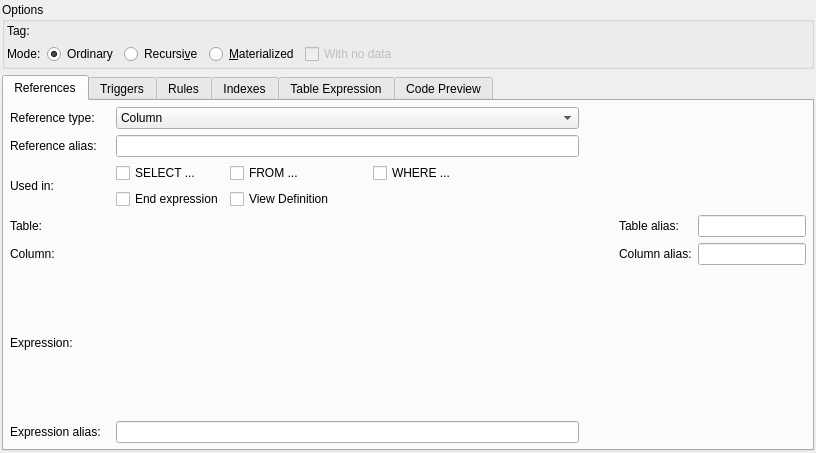
This is libpgmodeler_ui/ui/viewwidget.ui in pgmodeler/pgmodeler as Qt 5 draws it before an edit. The edited form follows.
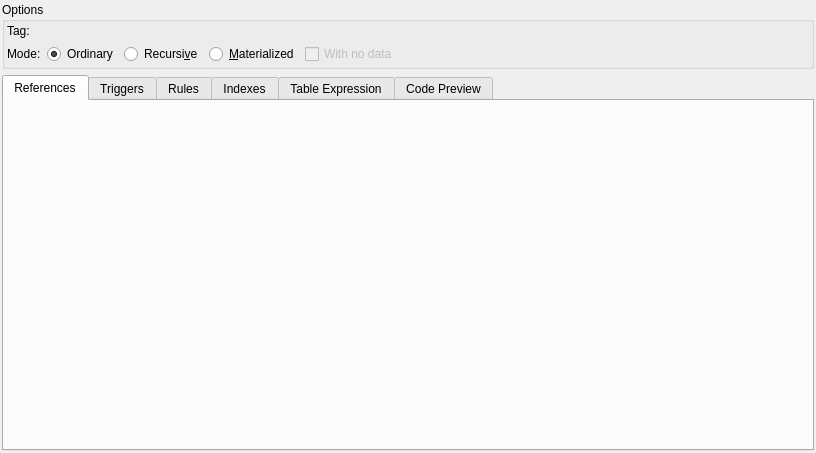
This is the edited form.

Commit message:
Refactored the view editing dialog by moving the references handling form to a dedicated modal dialog
Minor fix in HintTextWidget to stay on top of all widget when being
displayed

What changed in the file:
```diff
--- a/libpgmodeler_ui/ui/viewwidget.ui
+++ b/libpgmodeler_ui/ui/viewwidget.ui
@@ -32,326 +32,6 @@
       <attribute name="title">
        <string>References</string>
       </attribute>
-      <layout class="QGridLayout" name="referencias_grid">
-       <property name="leftMargin">
-        <number>6</number>
-       </property>
-       <property name="topMargin">
-        <number>6</number>
-       </property>
-       <property name="rightMargin">
-        <number>6</number>
-       </property>
-       <property name="bottomMargin">
-        <number>6</number>
-       </property>
-       <property name="spacing">
-        <number>6</number>
-       </property>
-       <item row="1" column="0">
-        <widget class="QLabel" name="ref_alias_lbl">
-         <property name="minimumSize">
-          <size>
-           <width>100</width>
-           <height>0</height>
-          </size>
-         </property>
-         <property name="text">
-          <string>Reference alias:</string>
-         </property>
-        </widget>
-       </item>
-       <item row="1" column="1">
-        <widget class="QLineEdit" name="ref_alias_edt">
-         <property name="sizePolicy">
-          <sizepolicy hsizetype="Expanding" vsizetype="Fixed">
-           <horstretch>0</horstretch>
-           <verstretch>0</verstretch>
-          </sizepolicy>
-         </property>
-         <property name="minimumSize">
-          <size>
-           <width>0</width>
-           <height>0</height>
-          </size>
-         </property>
-         <property name="maximumSize">
-          <size>
-           <width>16777215</width>
-           <height>16777215</height>
-          </size>
-         </property>
-         <property name="statusTip">
-          <string>This is a more friendly name for the object. When displaying the model in compact view this is the name shown for the object instead of its real name. If this field is empty the real name will be displayed anyway.</string>
-         </property>
-         <property name="text">
-          <string/>
-         </property>
-        </widget>
-       </item>
-       <item row="0" column="0">
-        <widget class="QLabel" name="ref_type_lbl">
-         <property name="minimumSize">
-          <size>
-           <width>100</width>
-           <height>0</height>
-          </size>
-         </property>
-         <property name="text">
-          <string>Reference type:</string>
-         </property>
-        </widget>
-       </item>
-       <item row="4" column="5">
-        <widget class="QLineEdit" name="col_alias_edt">
-         <property name="sizePolicy">
-          <sizepolicy hsizetype="Preferred" vsizetype="Fixed">
-           <horstretch>0</horstretch>
-           <verstretch>0</verstretch>
-          </sizepolicy>
-         </property>
-        </widget>
-       </item>
-       <item row="5" column="0">
-        <widget class="QLabel" name="expression_lbl">
-         <property name="text">
-          <string>Expression:</string>
-         </property>
-        </widget>
-       </item>
-       <item row="6" column="0">
-        <widget class="QLabel" name="expr_alias_lbl">
-         <property name="sizePolicy">
-          <sizepolicy hsizetype="Fixed" vsizetype="Preferred">
-           <horstretch>0</horstretch>
-           <verstretch>0</verstretch>
-          </sizepolicy>
-         </property>
-         <property name="text">
-          <string>Expression alias:</string>
-         </property>
-        </widget>
-       </item>
-       <item row="6" column="1">
-        <widget class="QLineEdit" name="expr_alias_edt">
-         <property name="sizePolicy">
-          <sizepolicy hsizetype="Preferred" vsizetype="Fixed">
-           <horstretch>0</horstretch>
-           <verstretch>0</verstretch>
-          </sizepolicy>
-         </property>
-        </widget>
-       </item>
-       <item row="2" column="1" colspan="5">
-        <layout class="QGridLayout" name="gridLayout">
-         <item row="0" column="0">
-          <widget class="QCheckBox" name="select_from_chk">
-           <property name="sizePolicy">
-            <sizepolicy hsizetype="Preferred" vsizetype="Fixed">
-             <horstretch>0</horstretch>
-             <verstretch>0</verstretch>
-            </sizepolicy>
-           </property>
-           <property name="toolTip">
-            <string>The element will be used as part of the SELECT statement to retrieve columns or expressions that will compose the view's columns</string>
-           </property>
-           <property name="text">
-            <string>SELECT ...</string>
-           </property>
-          </widget>
-         </item>
-         <item row="0" column="2">
-          <widget class="QCheckBox" name="after_where_chk">
-           <property name="sizePolicy">
-            <sizepolicy hsizetype="Preferred" vsizetype="Fixed">
-             <horstretch>0</horstretch>
-             <verstretch>0</verstretch>
-            </sizepolicy>
-           </property>
-           <property name="toolTip">
-            <string>The element will be used as part of the WHERE clause in form of conditional expression</string>
-           </property>
-           <property name="text">
-            <string>WHERE ...</string>
-           </property>
-          </widget>
-         </item>
-         <item row="0" column="1">
-          <widget class="QCheckBox" name="from_where_chk">
-           <property name="sizePolicy">
-            <sizepolicy hsizetype="Preferred" vsizetype="Fixed">
-             <horstretch>0</horstretch>
-             <verstretch>0</verstretch>
-            </sizepolicy>
-           </property>
-           <property name="minimumSize">
-            <size>
-             <width>137</width>
-             <height>0</height>
-            </size>
-           </property>
-           <property name="toolTip">
-            <string>The element is used in the FROM portion of the command in order to reference tables or construct JOIN statements</string>
-           </property>
-           <property name="text">
-            <string>FROM ...</string>
-           </property>
-          </widget>
-         </item>
-         <item row="1" column="1" colspan="2">
-          <widget class="QCheckBox" name="view_def_chk">
-           <property name="sizePolicy">
-            <sizepolicy hsizetype="Preferred" vsizetype="Fixed">
-             <horstretch>0</horstretch>
-             <verstretch>0</verstretch>
-            </sizepolicy>
-           </property>
-           <property name="toolTip">
-            <string>The element's expression is used exclusively as the view's definition</string>
-           </property>
-           <property name="text">
-            <string>View Definition</string>
-           </property>
-          </widget>
-         </item>
-         <item row="1" column="0">
-          <widget class="QCheckBox" name="end_expr_chk">
-           <property name="sizePolicy">
-            <sizepolicy hsizetype="Preferred" vsizetype="Fixed">
-             <horstretch>0</horstretch>
-             <verstretch>0</verstretch>
-            </sizepolicy>
-           </property>
-           <property name="toolTip">
-            <string>The element will be appended to the very end of the view's definition. This is useful when using GROUP BY/HAVING statements</string>
-           </property>
-           <property name="text">
-            <string>End expression</string>
-           </property>
-          </widget>
-         </item>
-         <item row="0" column="3">
-          <spacer name="horizontalSpacer_2">
-           <property name="orientation">
-            <enum>Qt::Horizontal</enum>
-           </property>
-           <property name="sizeHint" stdset="0">
-            <size>
-             <width>40</width>
-             <height>20</height>
-            </size>
-           </property>
-          </spacer>
-         </item>
-        </layout>
-       </item>
-       <item row="0" column="1">
-        <widget class="QComboBox" name="ref_type_cmb">
-         <item>
-          <property name="text">
-           <string>Column</string>
-          </property>
-         </item>
-         <item>
-          <property name="text">
-           <string>Expression</string>
-          </property>
-         </item>
-        </widget>
-       </item>
-       <item row="2" column="0">
-        <widget class="QLabel" name="used_in_lbl">
-         <property name="text">
-          <string>Used in:</string>
-         </property>
-        </widget>
-       </item>
-       <item row="3" column="0">
-        <widget class="QLabel" name="table_lbl">
-         <property name="text">
-          <string>Table:</string>
-         </property>
-        </widget>
-       </item>
-       <item row="3" column="4">
-        <widget class="QLabel" name="tab_alias_lbl">
-         <property name="sizePolicy">
-          <sizepolicy hsizetype="Fixed" vsizetype="Preferred">
-           <horstretch>0</horstretch>
-           <verstretch>0</verstretch>
-          </sizepolicy>
-         </property>
-         <property name="text">
-          <string>Table alias:</string>
-         </property>
-        </widget>
-       </item>
-       <item row="3" column="5">
-        <widget class="QLineEdit" name="tab_alias_edt">
-         <property name="sizePolicy">
-          <sizepolicy hsizetype="Preferred" vsizetype="Fixed">
-           <horstretch>0</horstretch>
-           <verstretch>0</verstretch>
-          </sizepolicy>
-         </property>
-        </widget>
-       </item>
-       <item row="4" column="0">
-        <widget class="QLabel" name="column_lbl">
-         <property name="text">
-          <string>Column:</string>
-         </property>
-        </widget>
-       </item>
-       <item row="4" column="4">
-        <widget class="QLabel" name="col_alias_lbl">
-         <property name="sizePolicy">
-          <sizepolicy hsizetype="Fixed" vsizetype="Preferred">
-           <horstretch>0</horstretch>
-           <verstretch>0</verstretch>
-          </sizepolicy>
-         </property>
-         <property name="text">
-          <string>Column alias:</string>
-         </property>
-        </widget>
-       </item>
-       <item row="1" column="2">
-        <widget class="QWidget" name="ref_alias_hint" native="true">
-         <property name="sizePolicy">
-          <sizepolicy hsizetype="Fixed" vsizetype="Fixed">
-           <horstretch>0</horstretch>
-           <verstretch>0</verstretch>
-          </sizepolicy>
-         </property>
-         <property name="minimumSize">
-          <size>
-           <width>22</width>
-           <height>22</height>
-          </size>
-         </property>
-         <property name="maximumSize">
-          <size>
-           <width>22</width>
-           <height>22</height>
-          </size>
-         </property>
-        </widget>
-       </item>
-       <item row="0" column="2" colspan="4">
-        <spacer name="horizontalSpacer">
-         <property name="orientation">
-          <enum>Qt::Horizontal</enum>
-         </property>
-         <property name="sizeHint" stdset="0">
-          <size>
-           <width>40</width>
-           <height>20</height>
-          </size>
-         </property>
-        </spacer>
-       </item>
-      </layout>
      </widget>
      <widget class="QWidget" name="triggers_tab">
       <attribute name="title">
```
Left out of the diff: 2 changed lines with no effect on the pictures. The commit also changes 19 other files.
